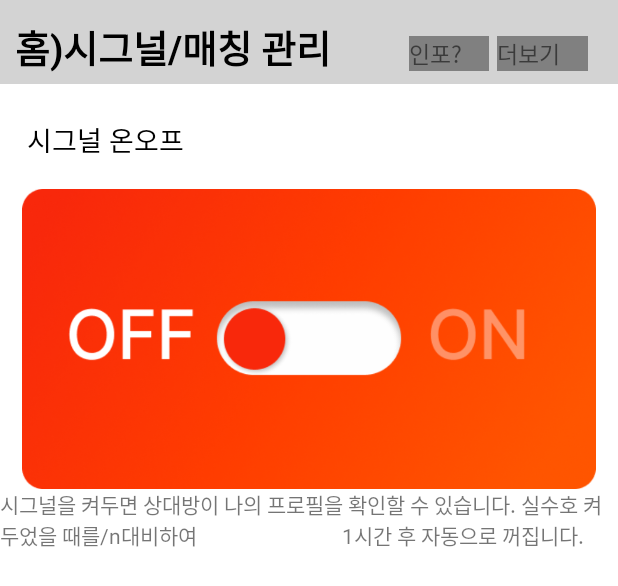
After one commit to MadMax-Team/honbap_signal_android, an Android app: the layout frament_home_after_login.xml on its own in the app's theme, with its tools: preview values and no code run, on a phone screen of 412 x 824 dp. The commit adds this screen. Shown: the top 586 px of the screen. Run offline under Robolectric (Android 15) with nearby library versions, the phone set to English and light mode, and no system bars.

Commit message:
로그인 이후 홈화면 구현중

```diff
--- a/app/src/main/res/layout/activity_profile.xml
+++ b/app/src/main/res/layout/activity_profile.xml
@@ -49,7 +49,7 @@
             android:id="@+id/profile_profile_img_iv"
             android:layout_width="100dp"
             android:layout_height="100dp"
-            android:src="@drawable/basic_img"
+            android:src="@drawable/profile_image_144px"
             android:layout_marginTop="12dp"
             android:layout_marginStart="15dp"
             app:layout_constraintTop_toBottomOf="@id/profile_nick_name_underscore_view"
--- /dev/null
+++ b/app/src/main/res/layout/frament_home_after_login.xml
@@ -0,0 +1,104 @@
+<?xml version="1.0" encoding="utf-8"?>
+<ScrollView android:layout_width="match_parent"
+    android:layout_height="match_parent"
+    xmlns:android="http://schemas.android.com/apk/res/android"
+    xmlns:app="http://schemas.android.com/apk/res-auto">
+    <androidx.constraintlayout.widget.ConstraintLayout
+        xmlns:android="http://schemas.android.com/apk/res/android"
+        android:layout_width="match_parent"
+        android:layout_height="match_parent">
+        //맨 위에 줄
+        <LinearLayout
+            android:id="@+id/home_after_login_top_ll"
+            android:layout_width="match_parent"
+            android:layout_height="56dp"
+            android:background="#D3D3D3"
+            app:layout_constraintTop_toTopOf="parent"
+            app:layout_constraintStart_toStartOf="parent">
+            <TextView
+                android:id="@+id/home_after_login_top_title_tv"
+                android:layout_width="wrap_content"
+                android:layout_height="wrap_content"
+                android:layout_marginTop="12dp"
+                android:layout_marginStart="10dp"
+                android:text="홈)시그널/매칭 관리"
+                android:layout_weight="2"
+                android:textStyle="bold"
+                android:textColor="@color/black"
+                android:textSize="25sp"/>
+            <TextView
+                android:id="@+id/home_after_login_top_infor_tv"
+                android:layout_width="wrap_content"
+                android:layout_height="wrap_content"
+                android:layout_marginTop="12dp"
+                android:text="인포?"
+                android:layout_marginEnd="5dp"
+                android:layout_marginStart="15dp"
+                android:layout_weight="1"
+                android:textSize="15sp"
+                android:background="#808080"/>
+
+            <TextView
+                android:layout_width="wrap_content"
+                android:layout_height="wrap_content"
+                android:text="더보기"
+                android:layout_weight="1"
+                android:layout_marginTop="12dp"
+                android:layout_marginEnd="20dp"
+                android:textSize="15sp"
+                android:background="#808080"/>
+        </LinearLayout>
+
+        //맨 위에 타이틀 밑으로
+        <TextView
+            android:id="@+id/home_after_login_signal_on_off_tv"
+            android:layout_width="wrap_content"
+            android:layout_height="wrap_content"
+            android:text="시그널 온오프"
+            android:layout_marginTop="23dp"
+            android:layout_marginStart="18dp"
+            android:textColor="@color/black"
+            android:textSize="18sp"
+            app:layout_constraintTop_toBottomOf="@id/home_after_login_top_ll"
+            app:layout_constraintStart_toStartOf="parent"/>
+
+        <ImageView
+            android:id="@+id/home_after_signal_off_iv"
+            android:layout_width="0dp"
+            android:layout_height="200dp"
+            android:src="@drawable/signal_off"
+            android:visibility="visible"
+            android:layout_marginStart="10dp"
+            android:layout_marginEnd="10dp"
+            android:layout_marginTop="19dp"
+            app:layout_constraintTop_toBottomOf="@id/home_after_login_signal_on_off_tv"
+            app:layout_constraintStart_toStartOf="parent"
+            app:layout_constraintEnd_toEndOf="parent"/>
+
+        <ImageView
+            android:id="@+id/home_after_signal_on_iv"
+            android:layout_width="0dp"
+            android:layout_height="200dp"
+            android:src="@drawable/signal_on"
+            android:layout_marginStart="10dp"
+            android:layout_marginEnd="10dp"
+            android:visibility="gone"
+            android:layout_marginTop="19dp"
+            app:layout_constraintTop_toBottomOf="@id/home_after_login_signal_on_off_tv"
+            app:layout_constraintStart_toStartOf="parent"
+            app:layout_constraintEnd_toEndOf="parent" />
+
+        //이미지가 바뀌게 되는데 그때 constraint걸어놨던 textview가 imageView의 gone떄문에
+        체인 걸 곳이 없어짐 그 부분 해결 할 수 있어야함
+
+        <TextView
+            android:layout_width="wrap_content"
+            android:layout_height="wrap_content"
+            android:text="시그널을 켜두면 상대방이 나의 프로필을 확인할 수 있습니다. 실수호 켜 두었을 때를/n대비하여
+                            1시간 후 자동으로 꺼집니다."
+            app:layout_constraintTop_toBottomOf="@id/home_after_signal_off_iv"/>
+
+
+
+    </androidx.constraintlayout.widget.ConstraintLayout>
+</ScrollView>
```
Also changed, not shown: app/src/main/res/drawable/profile_image_144px.png (added), app/src/main/res/drawable/profile_image_manner_45.png (added), app/src/main/res/drawable/profile_image_manner_full.png (added), app/src/main/res/drawable/signal_off.png (added), app/src/main/res/drawable/signal_on.png (added).
